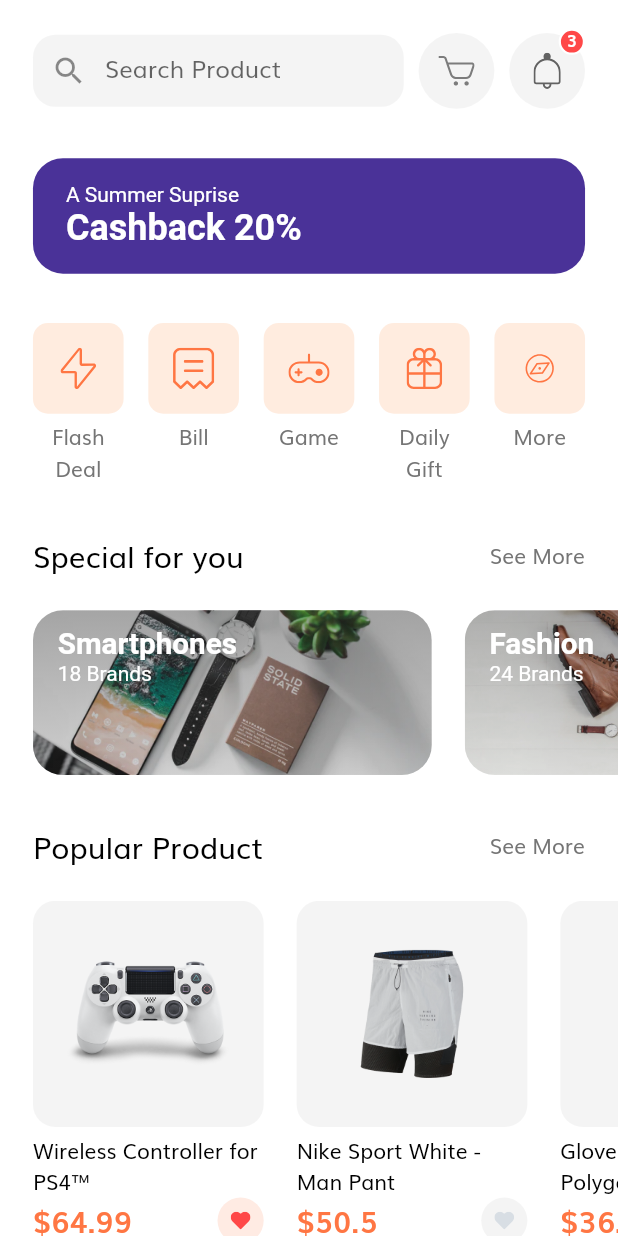
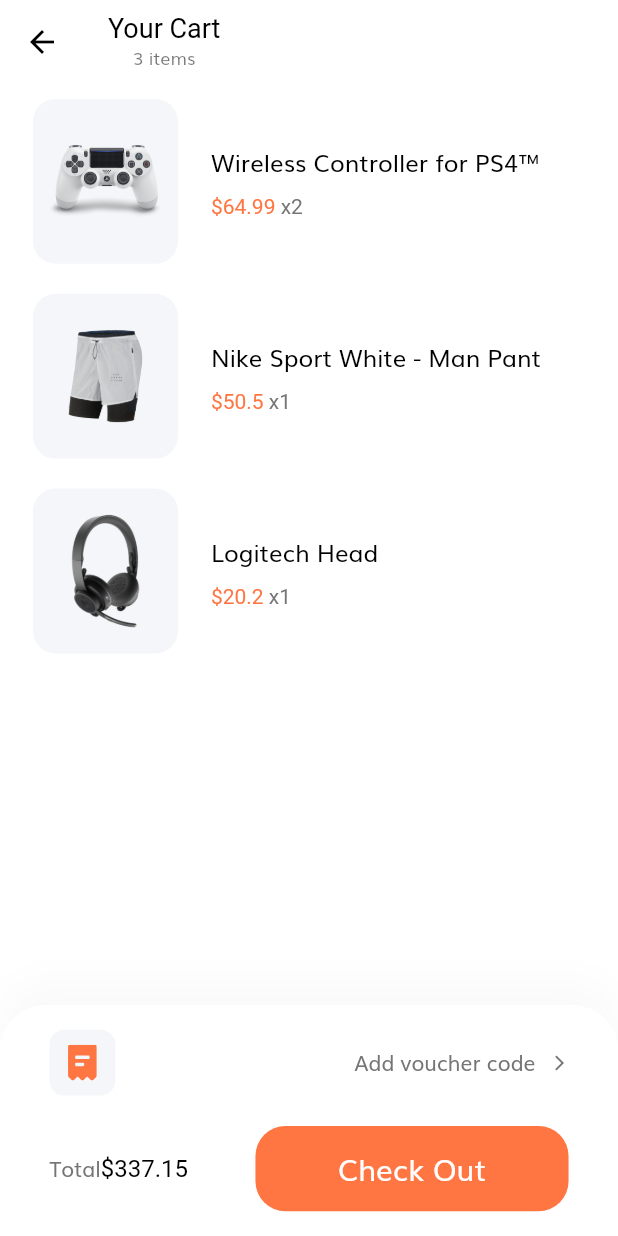
Before and after one commit to Ogger77/VuDoGlass-android, a Flutter app: the HomeScreen screen opened by its route, after a tap on an icon or button, on a phone screen of 412 x 824 dp. Run offline on Flutter 3.47's test engine with Material 2 defaults, Android fonts, the phone set to English and light mode, and no system bars; our stand-ins replace flutter_svg.

Commit message:
Finish base

```diff
--- /dev/null
+++ b/lib/components/custom_nav_bar.dart
@@ -0,0 +1,88 @@
+import 'package:flutter/material.dart';
+import 'package:flutter_svg/flutter_svg.dart';
+
+import '../screens/home/home_screen.dart';
+import '../screens/profile/profile_screen.dart';
+
+import '../constants.dart';
+import '../enums.dart';
+
+class CustomBottomNavBar extends StatelessWidget {
+  const CustomBottomNavBar({
+    Key key,
+    this.selectedMenu,
+  }) : super(key: key);
+
+  final MenuState selectedMenu;
+
+  @override
+  Widget build(BuildContext context) {
+    final Color inactiveIconColor = Color(0xFFB6B6B6);
+    return Container(
+      padding: EdgeInsets.symmetric(vertical: 14),
+      decoration: BoxDecoration(
+        color: Colors.white,
+        borderRadius: BorderRadius.only(
+          topLeft: Radius.circular(40),
+          topRight: Radius.circular(40),
+        ),
+        boxShadow: [
+          BoxShadow(
+            offset: Offset(0, -15),
+            blurRadius: 20,
+            color: Color(0xFFDADADA).withOpacity(0.15),
+          ),
+        ],
+      ),
+      child: SafeArea(
+        child: Row(
+          mainAxisAlignment: MainAxisAlignment.spaceAround,
+          children: [
+            IconButton(
+              icon: SvgPicture.asset(
+                'assets/icons/Shop Icon.svg',
+                color: MenuState.home == selectedMenu
+                    ? kPrimaryColor
+                    : inactiveIconColor,
+              ),
+              onPressed: () => Navigator.pushNamed(
+                context,
+                HomeScreen.routeName,
+              ),
+            ),
+            IconButton(
+              icon: SvgPicture.asset(
+                'assets/icons/Heart Icon.svg',
+                color: MenuState.favourite == selectedMenu
+                    ? kPrimaryColor
+                    : inactiveIconColor,
+              ),
+              onPressed: () {},
+            ),
+            IconButton(
+              icon: SvgPicture.asset(
+                'assets/icons/Chat bubble Icon.svg',
+                color: MenuState.message == selectedMenu
+                    ? kPrimaryColor
+                    : inactiveIconColor,
+              ),
+              onPressed: () {},
+            ),
+            IconButton(
+              icon: SvgPicture.asset(
+                'assets/icons/User Icon.svg',
+                color: MenuState.profile == selectedMenu
+                    ? kPrimaryColor
+                    : inactiveIconColor,
+              ),
+              onPressed: () => Navigator.pushNamed(
+                context,
+                ProfileScreen.routeName,
+              ),
+            ),
+          ],
+        ),
+      ),
+    );
+  }
+}
--- /dev/null
+++ b/lib/enums.dart
@@ -0,0 +1 @@
+enum MenuState { home, favourite, message, profile }
--- a/lib/main.dart
+++ b/lib/main.dart
@@ -1,5 +1,5 @@
 import 'package:flutter/material.dart';
-import 'package:shop_app/routs.dart';
+import './routs.dart';
 
 import './screens/splash/splash_screen.dart';
 
--- /dev/null
+++ b/lib/models/Cart.dart
@@ -0,0 +1,17 @@
+import 'package:flutter/material.dart';
+
+import 'Product.dart';
+
+class Cart {
+  final Product product;
+  final int numOfItems;
+
+  Cart({@required this.product, @required this.numOfItems});
+}
+
+//demo data for cart
+List<Cart> demoCarts = [
+  Cart(product: demoProducts[0], numOfItems: 2),
+  Cart(product: demoProducts[1], numOfItems: 1),
+  Cart(product: demoProducts[3], numOfItems: 1),
+];
--- a/lib/models/Product.dart
+++ b/lib/models/Product.dart
@@ -1,6 +1,7 @@
 import 'package:flutter/material.dart';
 
 class Product {
+  final int id;
   final String title, description;
   final List<String> images;
   final List<Color> colors;
@@ -8,6 +9,7 @@
   final bool isFavourite, isPopular;
 
   Product({
+    @required this.id,
     @required this.title,
     @required this.description,
     @required this.images,
@@ -22,6 +24,7 @@
 //demo prodcut
 List<Product> demoProducts = [
   Product(
+    id: 1,
     images: [
       "assets/images/ps4_console_white_1.png",
       "assets/images/ps4_console_white_2.png",
@@ -42,6 +45,7 @@
     isPopular: true,
   ),
   Product(
+    id: 2,
     images: [
       "assets/images/Image Popular Product 2.png",
     ],
@@ -58,6 +62,7 @@
     isPopular: true,
   ),
   Product(
+    id: 3,
     images: [
       "assets/images/glap.png",
     ],
@@ -75,6 +80,7 @@
     isPopular: true,
   ),
   Product(
+    id: 4,
     images: [
       "assets/images/wireless headset.png",
     ],
--- a/lib/routs.dart
+++ b/lib/routs.dart
@@ -1,5 +1,7 @@
 import 'package:flutter/material.dart';
 
+import 'screens/profile/profile_screen.dart';
+import 'screens/cart/cart_screen.dart';
 import 'screens/details/details_screen.dart';
 import 'screens/home/home_screen.dart';
 import 'screens/otp/otp_screen.dart';
@@ -20,4 +22,6 @@
   OtpScreen.routeName: (context) => OtpScreen(),
   HomeScreen.routeName: (context) => HomeScreen(),
   DetailsScreen.routeName: (context) => DetailsScreen(),
+  CartScreen.routeName: (context) => CartScreen(),
+  ProfileScreen.routeName: (context) => ProfileScreen(),
 };
--- /dev/null
+++ b/lib/screens/cart/cart_screen.dart
@@ -0,0 +1,34 @@
+import 'package:flutter/material.dart';
+
+import '../../models/Cart.dart';
+import 'components/body.dart';
+import 'components/check_out_card.dart';
+
+class CartScreen extends StatelessWidget {
+  static String routeName = '/cart';
+  @override
+  Widget build(BuildContext context) {
+    return Scaffold(
+      appBar: buildAppBar(context),
+      body: Body(),
+      bottomNavigationBar: CheckOutCard(),
+    );
+  }
+
+  AppBar buildAppBar(BuildContext context) {
+    return AppBar(
+      title: Column(
+        children: [
+          Text(
+            'Your Cart',
+            style: TextStyle(color: Colors.black),
+          ),
+          Text(
+            '${demoCarts.length} items',
+            style: Theme.of(context).textTheme.caption,
+          )
+        ],
+      ),
+    );
+  }
+}
--- /dev/null
+++ b/lib/screens/cart/components/body.dart
@@ -0,0 +1,49 @@
+import 'package:flutter/material.dart';
+import 'package:flutter_svg/flutter_svg.dart';
+
+import '../../../models/Cart.dart';
+import '../../../size_config.dart';
+import 'cart_item_card.dart';
+
+class Body extends StatefulWidget {
+  @override
+  _BodyState createState() => _BodyState();
+}
+
+class _BodyState extends State<Body> {
+  @override
+  Widget build(BuildContext context) {
+    return Padding(
+      padding:
+          EdgeInsets.symmetric(horizontal: getProportionateScreenWidth(20)),
+      child: ListView.builder(
+        itemCount: demoCarts.length,
+        itemBuilder: (context, index) => Padding(
+          padding: EdgeInsets.symmetric(vertical: 10),
+          child: Dismissible(
+            key: Key(demoCarts[index].product.id.toString()),
+            direction: DismissDirection.endToStart,
+            background: Container(
+              padding: EdgeInsets.symmetric(horizontal: 20),
+              decoration: BoxDecoration(
+                  color: Color(0xFFFFE6E6),
+                  borderRadius: BorderRadius.circular(15)),
+              child: Row(
+                children: [
+                  Spacer(),
+                  SvgPicture.asset('assets/icons/Trash.svg'),
+                ],
+              ),
+            ),
+            onDismissed: (direction) {
+              setState(() {
+                demoCarts.removeAt(index);
+              });
+            },
+            child: CartItemCard(cart: demoCarts[index]),
+          ),
+        ),
+      ),
+    );
+  }
+}
--- /dev/null
+++ b/lib/screens/cart/components/cart_item_card.dart
@@ -0,0 +1,60 @@
+import 'package:flutter/material.dart';
+
+import '../../../models/Cart.dart';
+
+import '../../../constants.dart';
+import '../../../size_config.dart';
+
+class CartItemCard extends StatelessWidget {
+  const CartItemCard({
+    Key key,
+    @required this.cart,
+  }) : super(key: key);
+
+  final Cart cart;
+  @override
+  Widget build(BuildContext context) {
+    return Row(
+      children: [
+        SizedBox(
+          width: getProportionateScreenWidth(88),
+          child: AspectRatio(
+            aspectRatio: 0.88,
+            child: Container(
+              padding: EdgeInsets.all(10),
+              decoration: BoxDecoration(
+                color: Color(0xFFF5F6F9),
+                borderRadius: BorderRadius.circular(15),
+              ),
+              child: Image.asset(cart.product.images[0]),
+            ),
+          ),
+        ),
+        SizedBox(width: getProportionateScreenWidth(20)),
+        Column(
+          crossAxisAlignment: CrossAxisAlignment.start,
+          children: [
+            Text(
+              cart.product.title,
+              style: TextStyle(fontSize: 16, color: Colors.black),
+              maxLines: 2,
+            ),
+            const SizedBox(height: 10),
+            Text.rich(
+              TextSpan(
+                text: '\$${cart.product.price}',
+                style: TextStyle(color: kPrimaryColor),
+                children: [
+                  TextSpan(
+                    text: ' x${cart.numOfItems}',
+                    style: TextStyle(color: kTextColor),
+                  ),
+                ],
+              ),
+            ),
+          ],
+        ),
+      ],
+    );
+  }
+}
--- /dev/null
+++ b/lib/screens/cart/components/check_out_card.dart
@@ -0,0 +1,86 @@
+import 'package:flutter/material.dart';
+import 'package:flutter_svg/flutter_svg.dart';
+
+import '../../../components/default_button.dart';
+import '../../../constants.dart';
+import '../../../size_config.dart';
+
+class CheckOutCard extends StatelessWidget {
+  const CheckOutCard({
+    Key key,
+  }) : super(key: key);
+
+  @override
+  Widget build(BuildContext context) {
+    return Container(
+      padding: EdgeInsets.symmetric(
+        vertical: getProportionateScreenWidth(15),
+        horizontal: getProportionateScreenWidth(30),
+      ),
+      // height: 174,
+      decoration: BoxDecoration(
+        color: Colors.white,
+        borderRadius: BorderRadius.only(
+          topLeft: Radius.circular(30),
+          topRight: Radius.circular(30),
+        ),
+        boxShadow: [
+          BoxShadow(
+            offset: Offset(0, -15),
+            blurRadius: 20,
+            color: Color(0xFFDADADA).withOpacity(0.15),
+          )
+        ],
+      ),
+      child: SafeArea(
+        child: Column(
+          mainAxisSize: MainAxisSize.min,
+          children: [
+            Row(
+              children: [
+                Container(
+                  padding: EdgeInsets.all(10),
+                  height: getProportionateScreenWidth(40),
+                  width: getProportionateScreenWidth(40),
+                  decoration: BoxDecoration(
+                    color: Color(0xFFF5F6F9),
+                    borderRadius: BorderRadius.circular(10),
+                  ),
+                  child: SvgPicture.asset('assets/icons/receipt.svg'),
+                ),
+                Spacer(),
+                Text('Add voucher code'),
+                const SizedBox(width: 10),
+                Icon(Icons.arrow_forward_ios, size: 12, color: kTextColor),
+              ],
+            ),
+            SizedBox(height: getProportionateScreenHeight(20)),
+            Row(
+              mainAxisAlignment: MainAxisAlignment.spaceBetween,
+              children: [
+                Text.rich(
+                  TextSpan(
+                    text: 'Total',
+                    children: [
+                      TextSpan(
+                        text: '\$337.15',
+                        style: TextStyle(fontSize: 16, color: Colors.black),
+                      ),
+                    ],
+                  ),
+                ),
+                SizedBox(
+                  width: getProportionateScreenWidth(190),
+                  child: DefaultButton(
+                    text: 'Check Out',
+                    press: () {},
+                  ),
+                ),
+              ],
+            ),
+          ],
+        ),
+      ),
+    );
+  }
+}
--- a/lib/screens/home/components/home_header.dart
+++ b/lib/screens/home/components/home_header.dart
@@ -1,5 +1,6 @@
 import 'package:flutter/material.dart';
 
+import '../../cart/cart_screen.dart';
 import '../../../size_config.dart';
 import './search_field.dart';
 import 'icon_btn_with_counter.dart';
@@ -20,7 +21,7 @@
           SearchField(),
           IconBtnWithCounter(
             svgSrc: 'assets/icons/Cart Icon.svg',
-            press: () {},
+            press: () => Navigator.pushNamed(context, CartScreen.routeName),
           ),
           IconBtnWithCounter(
             svgSrc: 'assets/icons/Bell.svg',
--- a/lib/screens/home/home_screen.dart
+++ b/lib/screens/home/home_screen.dart
@@ -1,5 +1,7 @@
 import 'package:flutter/material.dart';
+import 'package:shop_app/components/custom_nav_bar.dart';
 
+import '../../enums.dart';
 import 'components/body.dart';
 
 class HomeScreen extends StatelessWidget {
@@ -9,6 +11,7 @@
   Widget build(BuildContext context) {
     return Scaffold(
       body: Body(),
+      bottomNavigationBar: CustomBottomNavBar(selectedMenu: MenuState.home),
     );
   }
 }
```
Also changed, not shown: lib/screens/profile/components/body.dart (added, +41 -0 lines), lib/screens/profile/components/profile_menu.dart (added, +46 -0 lines), lib/screens/profile/components/profile_pic.dart (added, +43 -0 lines), lib/screens/profile/profile_screen.dart (added, +21 -0 lines).
